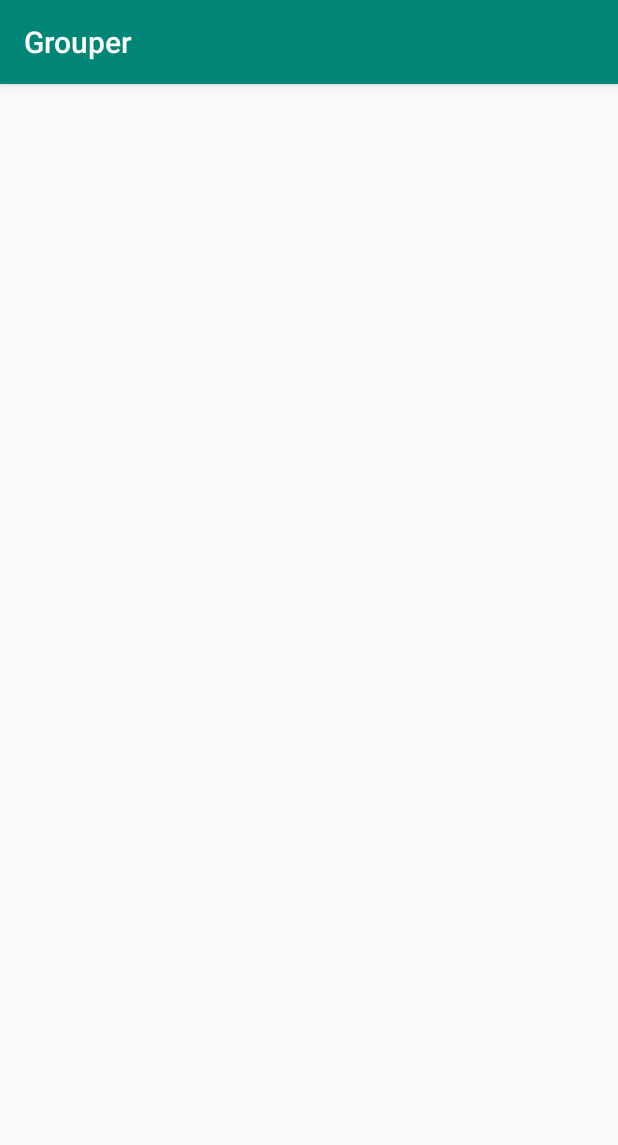
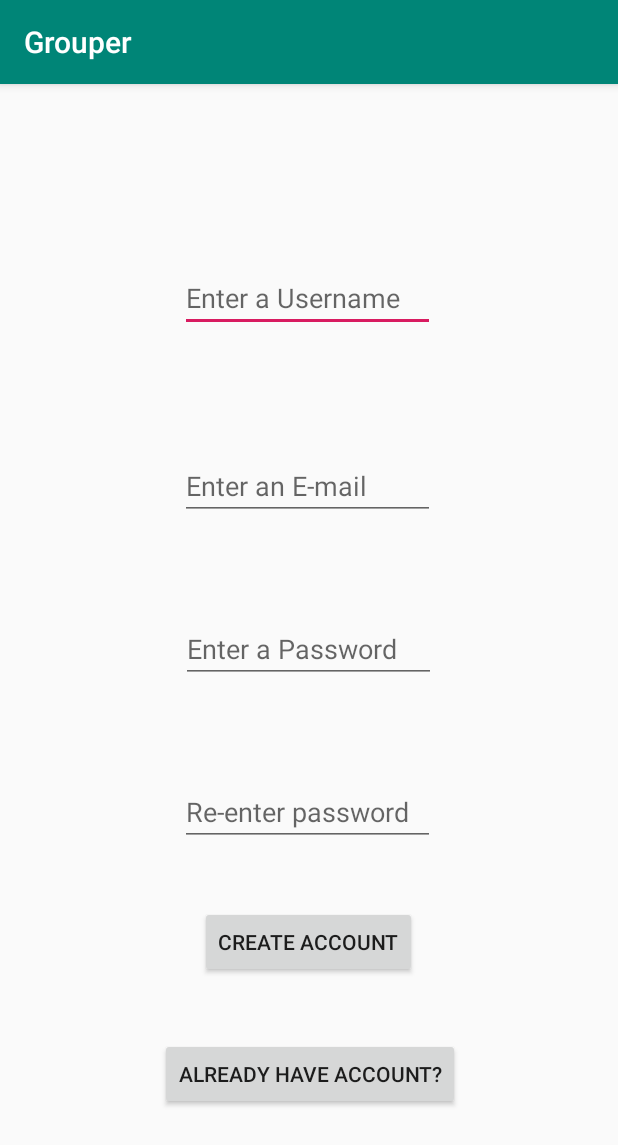
Before and after one commit to Latarax/Bro-Team-App, an Android app: the CreateNewAccount screen opened directly, with no data from a screen before it, on a phone screen of 412 x 824 dp. Shown: the top 1145 px of the screen. Run offline under Robolectric (Android 15) with nearby library versions, the phone set to English and light mode, and no system bars.

Commit message:
fixedLoginAndmadeNewProto
fixed log in screen and set up prototype for new account UI

```diff
--- a/app/src/main/java/android/grouper/prot/LoginMain.kt
+++ b/app/src/main/java/android/grouper/prot/LoginMain.kt
@@ -19,6 +19,9 @@ class LoginMain : AppCompatActivity() {
         // if account login is valid, will generate intent to go to mainActivity
         // if account sign in is not valid, will use loginErrorText bar to indicate failure
         loginButton.setOnClickListener() {
+            val usernameString: String = usernameInput.text.toString()
+            val userPassword: String = passwordInput.text.toString()
+
 
         }
 
--- a/app/src/main/res/layout/activity_create_new_account.xml
+++ b/app/src/main/res/layout/activity_create_new_account.xml
@@ -6,4 +6,89 @@
     android:layout_height="match_parent"
     tools:context=".CreateNewAccount">
 
+    <androidx.constraintlayout.widget.Guideline
+        android:id="@+id/guideline"
+        android:layout_width="wrap_content"
+        android:layout_height="wrap_content"
+        android:orientation="vertical" />
+
+    <EditText
+        android:id="@+id/newUsernameEntry"
+        android:layout_width="170dp"
+        android:layout_height="wrap_content"
+        android:layout_marginStart="120dp"
+        android:layout_marginTop="103dp"
+        android:layout_marginEnd="121dp"
+        android:layout_marginBottom="63dp"
+        android:hint="@string/newUsernameTitle"
+        app:layout_constraintBottom_toTopOf="@+id/newEmailEntry"
+        app:layout_constraintEnd_toEndOf="parent"
+        app:layout_constraintHorizontal_bias="0.0"
+        app:layout_constraintStart_toStartOf="parent"
+        app:layout_constraintTop_toTopOf="parent" />
+
+    <EditText
+        android:id="@+id/newEmailEntry"
+        android:layout_width="170dp"
+        android:layout_height="wrap_content"
+        android:layout_marginStart="120dp"
+        android:layout_marginEnd="121dp"
+        android:layout_marginBottom="63dp"
+        android:hint="@string/newUserEmailTitle"
+        app:layout_constraintBottom_toTopOf="@+id/newPasswordEntry"
+        app:layout_constraintEnd_toEndOf="parent"
+        app:layout_constraintHorizontal_bias="0.0"
+        app:layout_constraintStart_toStartOf="parent" />
+
+    <EditText
+        android:id="@+id/newPasswordEntry"
+        android:layout_width="170dp"
+        android:layout_height="wrap_content"
+        android:layout_marginStart="120dp"
+        android:layout_marginEnd="121dp"
+        android:layout_marginBottom="63dp"
+        android:hint="@string/newPasswordTitle"
+        app:layout_constraintBottom_toTopOf="@+id/newPassVerifEntry"
+        app:layout_constraintEnd_toEndOf="parent"
+        app:layout_constraintStart_toStartOf="parent" />
+
+    <EditText
+        android:id="@+id/newPassVerifEntry"
+        android:layout_width="170dp"
+        android:layout_height="wrap_content"
+        android:layout_marginStart="120dp"
+        android:layout_marginEnd="121dp"
+        android:layout_marginBottom="40dp"
+        android:hint="@string/verifPasswordTitle"
+        app:layout_constraintBottom_toTopOf="@+id/submitAccountButton"
+        app:layout_constraintEnd_toEndOf="parent"
+        app:layout_constraintHorizontal_bias="0.0"
+        app:layout_constraintStart_toStartOf="parent" />
+
+    <Button
+        android:id="@+id/submitAccountButton"
+        android:layout_width="wrap_content"
+        android:layout_height="wrap_content"
+        android:layout_marginStart="133dp"
+        android:layout_marginEnd="133dp"
+        android:layout_marginBottom="40dp"
+        android:text="@string/submitNewAccountButton"
+        app:layout_constraintBottom_toTopOf="@+id/haveAccountButton"
+        app:layout_constraintEnd_toEndOf="parent"
+        app:layout_constraintHorizontal_bias="0.0"
+        app:layout_constraintStart_toStartOf="parent" />
+
+    <Button
+        android:id="@+id/haveAccountButton"
+        android:layout_width="wrap_content"
+        android:layout_height="wrap_content"
+        android:layout_marginStart="105dp"
+        android:layout_marginEnd="105dp"
+        android:layout_marginBottom="84dp"
+        android:text="@string/userAlreadyAccountButton"
+        app:layout_constraintBottom_toBottomOf="parent"
+        app:layout_constraintEnd_toEndOf="parent"
+        app:layout_constraintHorizontal_bias="1.0"
+        app:layout_constraintStart_toStartOf="parent" />
+
 </androidx.constraintlayout.widget.ConstraintLayout>
--- a/app/src/main/res/values/strings.xml
+++ b/app/src/main/res/values/strings.xml
@@ -3,6 +3,13 @@
     <string name="loginTitle">User Name :</string>
     <string name="passwordTitle">Password :</string>
     <string name="loginButton">Log-in</string>
-    <string name="createAccountButton">Create Account</string>
+    <string name="createAccountButton">New User?</string>
     <string name="loginErrorString">""</string>
+
+    <string name="newUsernameTitle">"Enter a Username</string>
+    <string name="newUserEmailTitle">"Enter an E-mail</string>
+    <string name="newPasswordTitle">"Enter a Password"</string>
+    <string name="verifPasswordTitle">Re-enter password</string>
+    <string name="submitNewAccountButton">Create Account</string>
+    <string name="userAlreadyAccountButton">Already Have Account?</string>
 </resources>
```
Also changed, not shown: app/src/main/res/layout/activity_login_main.xml (+22 -37 lines).
